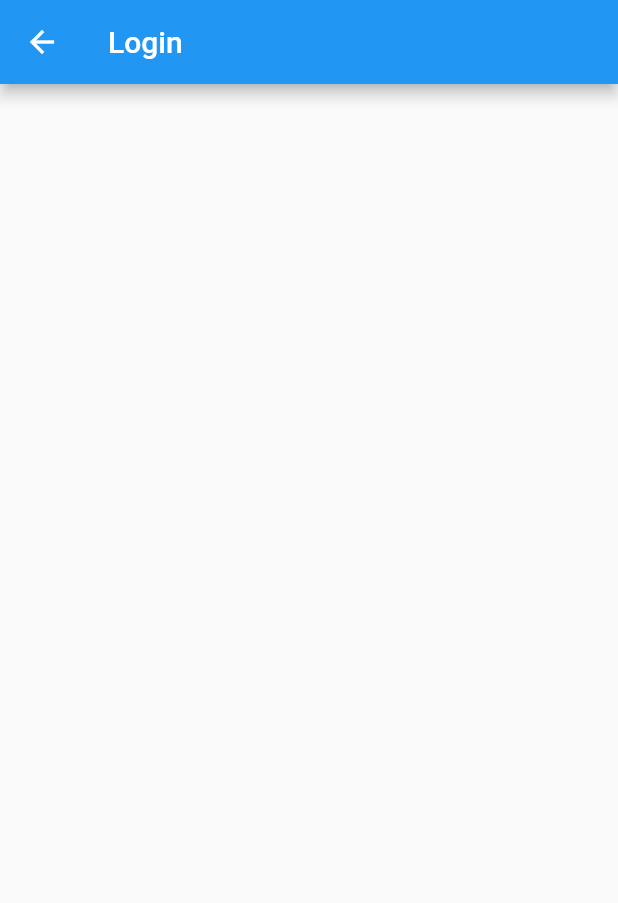
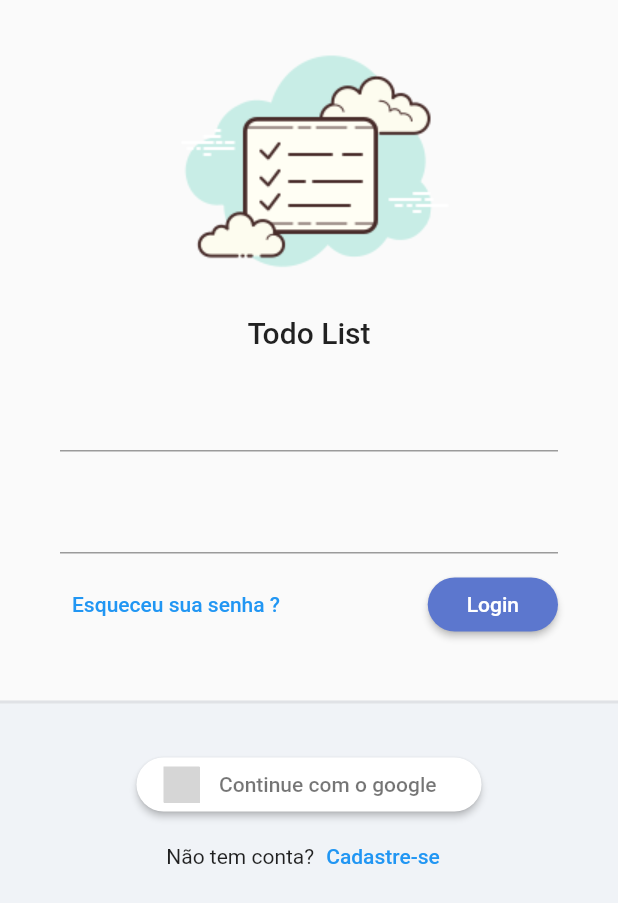
Before and after one commit to Jefferson-Developer/lista-tarefas, a Flutter app: the screen it shows after launch, on a phone screen of 412 x 824 dp. Shown: the top 903 px of the screen. Run offline on Flutter 3.47's test engine with Material 2 defaults, Android fonts, the phone set to English and light mode, and no system bars; drawn by our look-alikes of sign_in_button; our stand-ins replace google_fonts, sqflite, sqflite_common, synchronized; accounts and stored records are empty; Roboto replaces fonts that are missing (Mandali); grey boxes are pictures that could not be loaded.

Commit message:
Criado a tela de login

```diff
--- a/lib/app_widget.dart
+++ b/lib/app_widget.dart
@@ -1,4 +1,5 @@
 import 'package:flutter/material.dart';
+import 'package:todo_list_provider/core/ui/todo_list_ui_config.dart';
 import 'package:todo_list_provider/modules/auth/auth_module.dart';
 import 'package:todo_list_provider/modules/splash/splash_page.dart';
 
@@ -9,6 +10,7 @@ class AppWidget extends StatelessWidget {
    @override
    Widget build(BuildContext context) {
        return MaterialApp(
+        theme: TodoListUiConfig.theme,
         title: "Todo List Provider",
         initialRoute: "/login",
         routes: {
--- /dev/null
+++ b/lib/core/ui/theme_extensions.dart
@@ -0,0 +1,15 @@
+import 'package:flutter/material.dart';
+
+extension ThemeExtension on BuildContext{
+  Color get primaryColor => Theme.of(this).primaryColor;
+  Color get primaryColorLight => Theme.of(this).primaryColorLight;
+  //Color get buttonColor => Theme.of(this).buttonTheme;
+  TextTheme get textTheme => Theme.of(this).textTheme;
+
+  TextStyle get titleStyle => const TextStyle(
+    fontSize: 12,
+    fontWeight: FontWeight.bold,
+    color: Colors.grey
+  );
+
+}
--- /dev/null
+++ b/lib/core/ui/todo_list_ui_config.dart
@@ -0,0 +1,17 @@
+
+import 'package:flutter/material.dart';
+import 'package:google_fonts/google_fonts.dart';
+
+class TodoListUiConfig {
+  TodoListUiConfig._();
+
+static ThemeData get theme => ThemeData(
+  textTheme: GoogleFonts.mandaliTextTheme(),
+  primaryColor: Color(0xff5C77CE),
+  primaryColorLight: Color(0xffABC8F7),
+  elevatedButtonTheme: ElevatedButtonThemeData(style: ElevatedButton.styleFrom(
+    backgroundColor: Color(0xff5C77CE)
+  ))
+);
+
+}
--- /dev/null
+++ b/lib/core/widget/todo_list_logo.dart
@@ -0,0 +1,24 @@
+import 'package:flutter/material.dart';
+import 'package:todo_list_provider/core/ui/theme_extensions.dart';
+
+class TodoListLogo extends StatefulWidget {
+
+  const TodoListLogo({ super.key });
+
+  @override
+  State<TodoListLogo> createState() => _TodoListLogoState();
+}
+
+class _TodoListLogoState extends State<TodoListLogo> {
+
+   @override
+   Widget build(BuildContext context) {
+       return Column(
+        mainAxisAlignment: MainAxisAlignment.center,
+        children: [
+          Image.asset("assets/logo.png", height: 200,),
+          Text("Todo List", style: context.textTheme.titleLarge)
+        ],
+       );
+  }
+}
--- a/lib/modules/auth/login/login_page.dart
+++ b/lib/modules/auth/login/login_page.dart
@@ -1,20 +1,101 @@
 import 'package:flutter/material.dart';
+import 'package:sign_in_button/sign_in_button.dart';
+import 'package:todo_list_provider/core/widget/todo_list_logo.dart';
 
 class LoginPage extends StatefulWidget {
-
-  const LoginPage({ super.key });
+  const LoginPage({super.key});
 
   @override
   State<LoginPage> createState() => _LoginPageState();
 }
 
 class _LoginPageState extends State<LoginPage> {
+  @override
+  Widget build(BuildContext context) {
+    return Scaffold(body: LayoutBuilder(builder: (context, constraints) {
+      return SingleChildScrollView(
+        child: ConstrainedBox(
+          constraints: BoxConstraints(
+              minHeight: constraints.maxHeight, minWidth: constraints.maxWidth),
 
-   @override
-   Widget build(BuildContext context) {
-       return Scaffold(
-           appBar: AppBar(title: const Text('Login'),),
-           body: Container(),
-       );
+          /// Com o IntrinsicHeight é possivel saber o tamanho do espaço do column
+          child: IntrinsicHeight(
+              child: Column(
+            mainAxisSize: MainAxisSize.min,
+            children: [
+              const SizedBox(
+                height: 10,
+              ),
+              const TodoListLogo(),
+              Padding(
+                padding:
+                    const EdgeInsets.symmetric(horizontal: 40, vertical: 20),
+                child: Form(
+                  child: Column(children: [
+                    TextFormField(),
+                    const SizedBox(
+                      height: 20,
+                    ),
+                    TextFormField(),
+                    const SizedBox(
+                      height: 10,
+                    ),
+                    Row(
+                      mainAxisAlignment: MainAxisAlignment.spaceBetween,
+                      children: [
+                        TextButton(
+                            onPressed: () {},
+                            child: const Text("Esqueceu sua senha ?")),
+                        ElevatedButton(
+                          onPressed: () {},
+                          style: ElevatedButton.styleFrom(
+                              shape: RoundedRectangleBorder(
+                                  borderRadius: BorderRadius.circular(20))),
+                          child: const Padding(
+                              padding: EdgeInsets.all(10),
+                              child: Text("Login")),
+                        ),
+                      ],
+                    )
+                  ]),
+                ),
+              ),
+              const SizedBox(
+                height: 20,
+              ),
+              Expanded(
+                  child: Container(
+                decoration: BoxDecoration(
+                    color: const Color(0xffF0F3F7),
+                    border: Border(
+                        top: BorderSide(
+                            width: 2, color: Colors.grey.withAlpha(50)))),
+                child: Column(children: [
+                  const SizedBox(
+                    height: 30,
+                  ),
+                  SignInButton(
+                      Buttons.google,
+                      text: "Continue com o google",
+                      padding: const EdgeInsets.all(5),
+                      shape: OutlineInputBorder(
+                        borderRadius: BorderRadius.circular(30), borderSide: BorderSide.none),
+
+                      onPressed: () {},
+                    ),
+                    Row(
+                      mainAxisAlignment: MainAxisAlignment.center,
+                      children: [
+                        Text("Não tem conta?"),
+                        TextButton(onPressed: (){}, child: Text("Cadastre-se"),)
+                      ],
+                    )
+                ]),
+              )),
+            ],
+          )),
+        ),
+      );
+    }));
   }
 }
--- a/pubspec.yaml
+++ b/pubspec.yaml
@@ -39,6 +39,8 @@ dependencies:
   provider: ^6.0.5
   auto_size_text: ^3.0.0
   path: ^1.8.3
+  google_fonts: ^5.1.0
+  sign_in_button: ^3.2.0
 dev_dependencies:
   flutter_test:
     sdk: flutter
@@ -62,7 +64,8 @@ flutter:
   uses-material-design: true
 
   # To add assets to your application, add an assets section, like this:
-  # assets:
+  assets:
+   - assets/
   #   - images/a_dot_burr.jpeg
   #   - images/a_dot_ham.jpeg
 
```
Also changed, not shown: assets/create_todo_screen.png (added), assets/home_screen.png (added), assets/home_week_screen.png (added), assets/login_screen.png (added), assets/logo.png (added), assets/register_screen.png (added), pubspec.lock, 1 other file.
